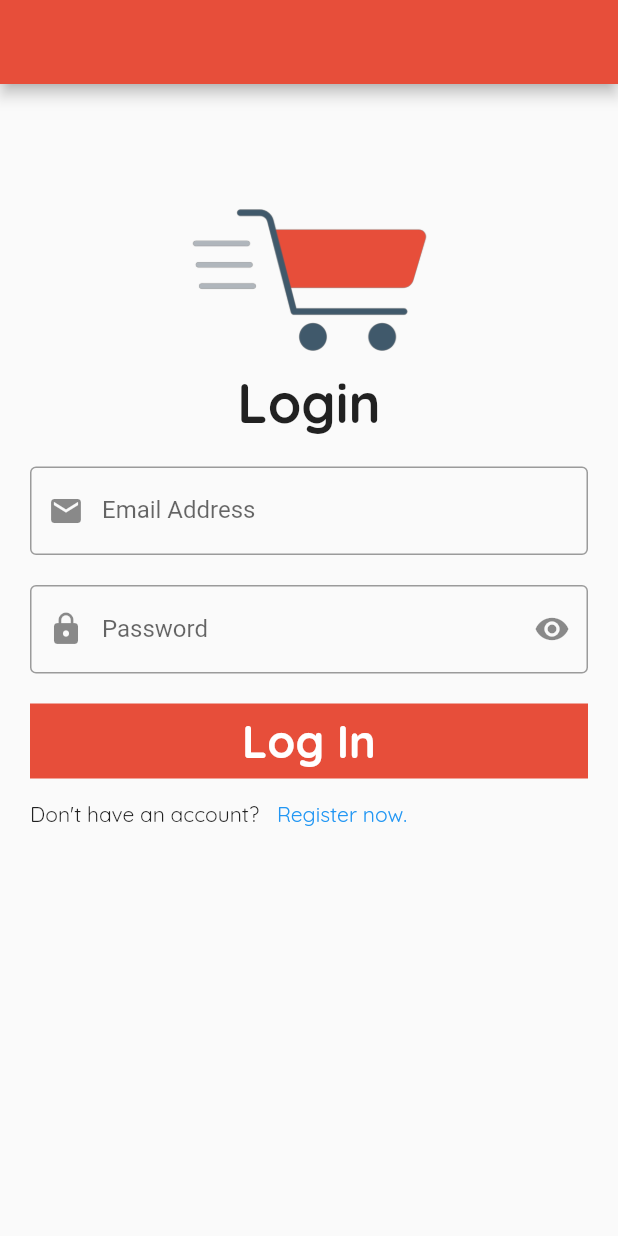
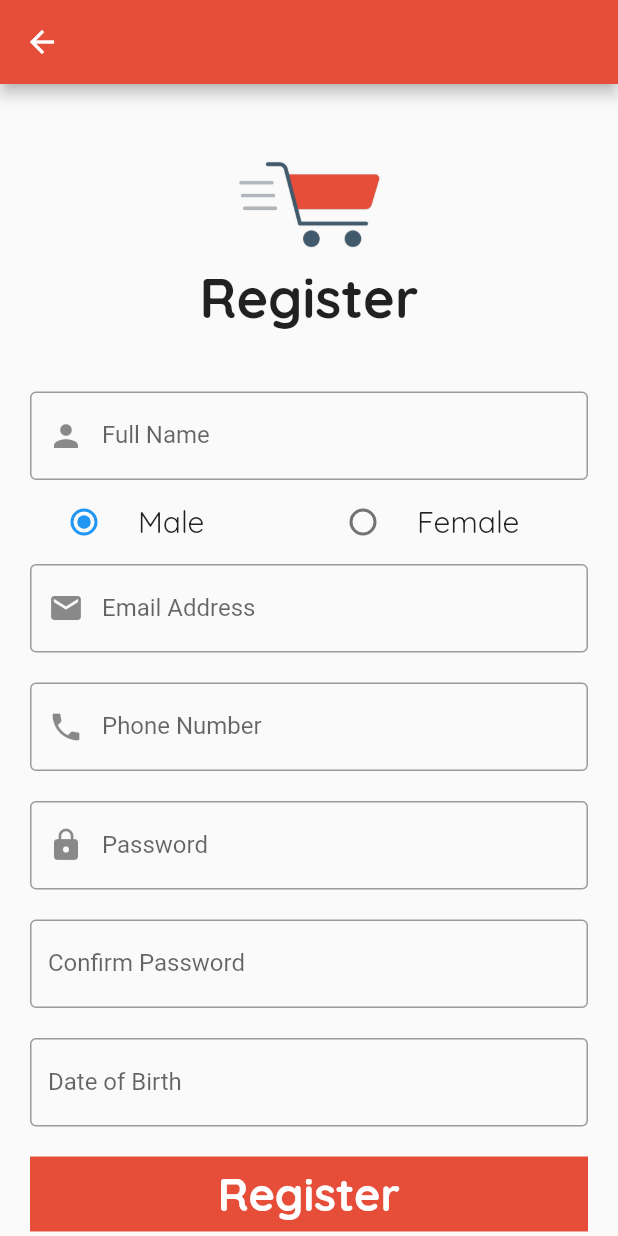
Before and after one commit to gh49/G-Shop, a Flutter app: the screen it shows after launch, after a tap on "Register now.", on a phone screen of 412 x 824 dp. Run offline on Flutter 3.47's test engine with Material 2 defaults, Android fonts, the phone set to English and light mode, and no system bars; our stand-ins replace bloc, cloud_firestore, firebase_auth, firebase_core, flutter_bloc; accounts and stored records are empty.

Commit message:
added register and login

```diff
--- a/lib/main.dart
+++ b/lib/main.dart
@@ -1,22 +1,28 @@
 import 'package:bloc/bloc.dart';
 import 'package:ecommerce_app/firebase_options.dart';
+import 'package:ecommerce_app/layouts/shopping_layout.dart';
+import 'package:ecommerce_app/modules/login/login_screen.dart';
+import 'package:ecommerce_app/modules/register/register_screen.dart';
 import 'package:ecommerce_app/modules/splash/splash_screen.dart';
+import 'package:firebase_auth/firebase_auth.dart';
 import 'package:firebase_core/firebase_core.dart';
 import 'package:flutter/material.dart';
 
 import 'bloc_observer.dart';
 
-void main() async {
+Future<void> main() async {
   WidgetsFlutterBinding.ensureInitialized();
 
   await Firebase.initializeApp(
     options: DefaultFirebaseOptions.currentPlatform,
   );
+
   Bloc.observer = MyBlocObserver();
   runApp(const MyApp());
 }
 
 class MyApp extends StatelessWidget {
+
   const MyApp({super.key});
 
   @override
--- /dev/null
+++ b/lib/models/user_data.dart
@@ -0,0 +1,31 @@
+class UserData {
+  String? name;
+  String? gender;
+  String? phoneNumber;
+  String? dateOfBirth;
+
+  UserData({
+    required this.name,
+    required this.gender,
+    required this.phoneNumber,
+    required this.dateOfBirth,
+  });
+
+  UserData.fromJson(Map<String, dynamic> json)
+      : name = json['name'],
+        gender = json['gender'],
+        phoneNumber = json['phoneNumber'],
+        dateOfBirth = json['dateOfBirth'];
+
+  Map<String, dynamic> toJson() => {
+    'name': name,
+    'gender': gender,
+    'phoneNumber': phoneNumber,
+    'dateOfBirth': dateOfBirth,
+  };
+
+  @override
+  String toString() {
+    return "name: $name, phone number: $phoneNumber";
+  }
+}
--- a/lib/modules/login/cubit.dart
+++ b/lib/modules/login/cubit.dart
@@ -1,5 +1,6 @@
 import 'package:ecommerce_app/modules/login/states.dart';
 import 'package:firebase_auth/firebase_auth.dart';
+import 'package:flutter/material.dart';
 import 'package:flutter_bloc/flutter_bloc.dart';
 
 class LoginCubit extends Cubit<LoginStates> {
@@ -8,7 +9,7 @@ class LoginCubit extends Cubit<LoginStates> {
 
   bool isInitState = true;
 
-  void init() {
+  Future<void> init() async {
     if(!isInitState) {
       return;
     }
@@ -16,14 +17,29 @@ class LoginCubit extends Cubit<LoginStates> {
       isInitState = false;
     }
 
-    simulateServiceCall(3);
+    await simulateServiceCall(1);
+    emit(LoginInitialState());
   }
 
-  void simulateServiceCall(int seconds) {
-    Future.delayed(Duration(seconds: seconds)).
+  Future<void> simulateServiceCall(int seconds) async {
+    await Future.delayed(Duration(seconds: seconds)).
     then((value) {
       print("Service Call Completed");
     });
+  }
+
+  bool showPassword = false;
+  Icon passwordSuffixIcon = const Icon(Icons.visibility);
+
+  void togglePasswordVisibility() {
+    showPassword = !showPassword;
+    if(showPassword) {
+      passwordSuffixIcon = const Icon(Icons.visibility_off);
+    }
+    else {
+      passwordSuffixIcon = const Icon(Icons.visibility);
+    }
+    emit(LoginTogglePasswordVisibility());
   }
 
   void emailLogin(String email, String password) {
--- a/lib/modules/login/login_screen.dart
+++ b/lib/modules/login/login_screen.dart
@@ -1,5 +1,7 @@
+import 'package:ecommerce_app/layouts/shopping_layout.dart';
 import 'package:ecommerce_app/modules/login/cubit.dart';
 import 'package:ecommerce_app/modules/login/states.dart';
+import 'package:ecommerce_app/modules/register/register_screen.dart';
 import 'package:ecommerce_app/shared/components.dart';
 import 'package:ecommerce_app/shared/constants.dart';
 import 'package:ecommerce_app/shared/themes.dart';
@@ -7,7 +9,9 @@ import 'package:flutter/material.dart';
 import 'package:flutter_bloc/flutter_bloc.dart';
 
 class LoginScreen extends StatelessWidget {
-  LoginScreen({super.key});
+  SnackBar? snackBar;
+
+  LoginScreen({super.key, this.snackBar});
 
   var formKey = GlobalKey<FormState>();
   TextEditingController emailController = TextEditingController();
@@ -19,13 +23,23 @@ class LoginScreen extends StatelessWidget {
       create: (context) => LoginCubit(),
       child: BlocConsumer<LoginCubit, LoginStates>(
         listener: (context, state) {
+          if(state is LoginInitialState) {
+            if(snackBar != null) {
+              ScaffoldMessenger.of(context).showSnackBar(snackBar!);
+              snackBar = null;
+            }
+          }
           if(state is LoginErrorState) {
+            showToast(context, "Error: Email and/or password is incorrect", ToastType.error);
             print(state.error);
+          }
+          if(state is LoginSuccessState) {
+            navigateAndFinish(context, ShoppingLayout());
           }
         },
         builder: (context, state) {
           var cubit = LoginCubit.get(context);
-
+          cubit.init();
           return Scaffold(
             appBar: AppBar(
               backgroundColor: myOrange,
@@ -92,13 +106,12 @@ class LoginScreen extends StatelessWidget {
                       MyTFF(
                         controller: passwordController,
                         labelText: "Password",
-                        obscureText: true,
+                        obscureText: !cubit.showPassword,
                         prefixIcon: Icon(Icons.lock),
                         suffixIcon: IconButton(
-                          icon: Icon(Icons.visibility),
+                          icon: cubit.passwordSuffixIcon,
                           onPressed: () {
-                            //show text and change eye icon
-                            //to visibility_off
+                            cubit.togglePasswordVisibility();
                           },
                         ),
                         keyboardType: TextInputType.visiblePassword,
@@ -112,7 +125,8 @@ class LoginScreen extends StatelessWidget {
                       SizedBox(
                         height: 20.0,
                       ),
-                      MyButton(
+                      if(state is! LoginLoadingState)
+                        MyButton(
                         text: "Log In",
                         fontWeight: FontWeight.bold,
                         onPressed: () {
@@ -121,6 +135,8 @@ class LoginScreen extends StatelessWidget {
                           }
                         },
                       ),
+                      if(state is LoginLoadingState)
+                        const Center(child: CircularProgressIndicator()),
                       Row(
                         children: [
                           Text(
@@ -133,7 +149,7 @@ class LoginScreen extends StatelessWidget {
                               style: SmallText(context, color: Colors.blue),
                             ),
                             onPressed: () {
-
+                              navigateTo(context, RegisterScreen());
                             },
                           ),
                         ],
--- a/lib/modules/login/states.dart
+++ b/lib/modules/login/states.dart
@@ -11,3 +11,5 @@ class LoginErrorState extends LoginStates {
 
   LoginErrorState(this.error);
 }
+
+class LoginTogglePasswordVisibility extends LoginStates {}
--- /dev/null
+++ b/lib/modules/register/register_screen.dart
@@ -0,0 +1,269 @@
+import 'package:ecommerce_app/modules/login/cubit.dart';
+import 'package:ecommerce_app/modules/login/login_screen.dart';
+import 'package:ecommerce_app/modules/register/cubit.dart';
+import 'package:ecommerce_app/modules/register/states.dart';
+import 'package:ecommerce_app/shared/components.dart';
+import 'package:ecommerce_app/shared/constants.dart';
+import 'package:ecommerce_app/shared/themes.dart';
+import 'package:flutter/material.dart';
+import 'package:flutter_bloc/flutter_bloc.dart';
+
+class RegisterScreen extends StatelessWidget {
+  RegisterScreen({super.key});
+
+  var formKey = GlobalKey<FormState>();
+  TextEditingController nameController = TextEditingController();
+  TextEditingController emailController = TextEditingController();
+  TextEditingController phoneController = TextEditingController();
+  TextEditingController passwordController = TextEditingController();
+  TextEditingController passwordConfirmController = TextEditingController();
+  TextEditingController dobController = TextEditingController();
+
+  @override
+  Widget build(BuildContext context) {
+    return BlocProvider(
+      create: (context) => RegisterCubit(),
+      child: BlocConsumer<RegisterCubit, RegisterStates>(
+        listener: (context, state) {
+          if(state is RegisterErrorState) {
+            String stateError = state.error.toString();
+            String error = "Error: ";
+            for(int i=0; i<stateError.length; i++) {
+              if(stateError[i] == ']' && stateError.length > i + 1) {
+                error = "Error: ${stateError.substring(i+1)}";
+              }
+            }
+
+            showToast(context, error, ToastType.error);
+          }
+          if(state is RegisterSuccessState) {
+            navigateAndFinish(context, LoginScreen(snackBar: const SnackBar(content: Text("Account created successfully"), backgroundColor: Colors.green, ),));
+          }
+        },
+        builder: (context, state) {
+          var cubit = RegisterCubit.get(context);
+
+          return Scaffold(
+            appBar: AppBar(
+              backgroundColor: myOrange,
+            ),
+            body: SingleChildScrollView(
+              child: Padding(
+                padding: const EdgeInsets.all(20.0),
+                child: Form(
+                  key: formKey,
+                  child: Column(
+                    mainAxisAlignment: MainAxisAlignment.start,
+                    crossAxisAlignment: CrossAxisAlignment.start,
+                    children: [
+                      SizedBox(
+                        height: 30.0,
+                      ),
+                      Row(
+                        mainAxisSize: MainAxisSize.max,
+                        mainAxisAlignment: MainAxisAlignment.center,
+                        children: [
+                          Column(
+                            mainAxisSize: MainAxisSize.min,
+                            children: [
+                              Container(
+                                height: 60.0,
+                                child: Image(
+                                  image: AssetImage("assets/shopping_cart.png"),
+                                ),
+                              ),
+                              SizedBox(
+                                height: 10.0,
+                              ),
+                              Text(
+                                "Register",
+                                style: TextStyle(
+                                  fontSize: 36.0,
+                                  fontFamily: "QuickSand",
+                                  fontWeight: FontWeight.bold,
+                                ),
+                              ),
+                              SizedBox(
+                                height: 40.0,
+                              ),
+                            ],
+                          ),
+                        ],
+                      ),
+                      MyTFF(
+                          controller: nameController,
+                          labelText: "Full Name",
+                          prefixIcon: Icon(Icons.person),
+                          keyboardType: TextInputType.emailAddress,
+                          validator: (String? value) {
+                            if(value == null || value.length < 5) {
+                              return "Please enter a valid name";
+                            }
+                            return null;
+                          }
+                      ),
+                      Row(
+                        mainAxisSize: MainAxisSize.min,
+                        children: [
+                          Expanded(
+                            child: RadioListTile(
+                              title: Text(
+                                  "Male",
+                                style: TextStyle(
+                                  fontFamily: "QuickSand",
+                                  fontSize: 20.0
+                                ),
+                              ),
+                              value: "male",
+                              groupValue: cubit.gender,
+                              onChanged: (value){
+                                cubit.toggleGender("male");
+                                print(cubit.gender);
+                              },
+                            ),
+                          ),
+                          Expanded(
+                            child: RadioListTile(
+                              title: Text(
+                                "Female",
+                                style: TextStyle(
+                                    fontFamily: "QuickSand",
+                                    fontSize: 20.0
+                                ),
+                              ),
+                              value: "female",
+                              groupValue: cubit.gender,
+                              onChanged: (value){
+                                cubit.toggleGender("female");
+                                print(cubit.gender);
+                              },
+                            ),
+                          ),
+                        ],
+                      ),
+                      MyTFF(
+                        controller: emailController,
+                        labelText: "Email Address",
+                        hintText: "someone@example.com",
+                        prefixIcon: Icon(Icons.email),
+                        keyboardType: TextInputType.emailAddress,
+                        validator: (String? value) {
+                          if(value == null || value.isEmpty) {
+                            return "Please enter a valid email address";
+                          }
+                          return null;
+                        }
+                      ),
+                      SizedBox(
+                        height: 20.0,
+                      ),
+                      MyTFF(
+                          controller: phoneController,
+                          labelText: "Phone Number",
+                          hintText: "+962 7X XXX XXXX",
+                          prefixIcon: Icon(Icons.phone),
+                          keyboardType: TextInputType.phone,
+                          validator: (String? value) {
+                            if(value == null || value.isEmpty) {
+                              return "Please enter a valid phone number";
+                            }
+                            return null;
+                          }
+                      ),
+                      SizedBox(
+                        height: 20.0,
+                      ),
+                      MyTFF(
+                        controller: passwordController,
+                        labelText: "Password",
+                        obscureText: true,
+                        prefixIcon: Icon(Icons.lock),
+                        keyboardType: TextInputType.visiblePassword,
+                        validator: (String? value) {
+                          if(value == null || value.length < 6) {
+                            return "Please enter a valid password";
+                          }
+                          return null;
+                        },
+                      ),
+                      SizedBox(
+                        height: 20.0,
+                      ),
+                      MyTFF(
+                        controller: passwordConfirmController,
+                        labelText: "Confirm Password",
+                        obscureText: true,
+                        keyboardType: TextInputType.visiblePassword,
+                        validator: (String? value) {
+                          String password = passwordController.text;
+                          if(password.length < 6) {
+                            return null;
+                          }
+                          if(value == null || value != password) {
+                            return "Passwords mismatch";
+                          }
+                          return null;
+                        },
+                      ),
+                      SizedBox(
+                        height: 20.0,
+                      ),
+                      MyTFF(
+                        controller: dobController,
+                        labelText: "Date of Birth",
+                        keyboardType: TextInputType.none,
+                        readOnly: true,
+                        validator: (String? value) {
+                          if(value == null || value.length < 4) {
+                            return "Please enter you date of birth.";
+                          }
+                          else {
+                            return null;
+                          }
+                        },
+                        onTapped: () {
+                          showDatePicker(context: context, initialDate: DateTime.now(), firstDate: DateTime(1910), lastDate: DateTime.now()).
+                          then((value) {
+                            if(value == null) {
+                              return;
+                            }
+                            dobController.text = "${value.year}-${value.month}-${value.day}";
+                          });
+                        }
+                      ),
+                      SizedBox(
+                        height: 20.0,
+                      ),
+                      if(state is! RegisterLoadingState)
+                        MyButton(
+                        text: "Register",
+                        fontWeight: FontWeight.bold,
+                        onPressed: () {
+                          if(formKey.currentState!.validate()) {
+                            cubit.register(
+                              nameController.text,
+                              cubit.gender,
+                              emailController.text,
+                              phoneController.text,
+                              passwordController.text,
+                              dobController.text,
+                            );
+                          }
+                          else {
+                            cubit.emitInvalidInput();
+                          }
+                        },
+                      ),
+                      if(state is RegisterLoadingState)
+                        const Center(child: CircularProgressIndicator(),),
+                    ],
+                  ),
+                ),
+              ),
+            ),
+          );
+        },
+      ),
+    );
+  }
+}
--- /dev/null
+++ b/lib/modules/register/states.dart
@@ -0,0 +1,19 @@
+abstract class RegisterStates {}
+
+class RegisterInitialState extends RegisterStates {}
+
+class RegisterLoadingState extends RegisterStates {}
+
+class RegisterSuccessState extends RegisterStates {}
+
+class RegisterErrorState extends RegisterStates {
+  final String error;
+
+  RegisterErrorState(this.error);
+}
+
+class RegisterToggleGenderState extends RegisterStates {}
+
+class RegisterTogglePasswordVisibility extends RegisterStates {}
+
+class RegisterInvalidInputState extends RegisterStates {}
--- a/lib/modules/splash/cubit.dart
+++ b/lib/modules/splash/cubit.dart
@@ -1,6 +1,8 @@
 import 'dart:io';
 
 import 'package:ecommerce_app/modules/splash/states.dart';
+import 'package:firebase_auth/firebase_auth.dart';
+import 'package:firebase_core/firebase_core.dart';
 import 'package:flutter_bloc/flutter_bloc.dart';
 
 class SplashCubit extends Cubit<SplashStates> {
@@ -9,7 +11,7 @@ class SplashCubit extends Cubit<SplashStates> {
 
   bool isInitState = true;
 
-  void init() {
+  Future<void> init() async {
     if(!isInitState) {
       return;
     }
@@ -17,14 +19,28 @@ class SplashCubit extends Cubit<SplashStates> {
       isInitState = false;
     }
 
-    simulateServiceCall(3);
+    await Future.delayed(const Duration(seconds: 1));
+
+    if(FirebaseAuth.instance.currentUser == null) {
+      emit(SplashNotLoggedInState());
+      return;
+    }
+
+    FirebaseAuth.instance.signOut();
+
+    FirebaseAuth.instance.currentUser!.getIdToken().then((value) {
+      emit(SplashLoggedInState());
+    }).catchError((error) {
+      FirebaseAuth.instance.signOut();
+      emit(SplashNotLoggedInState());
+    });
+
   }
 
   void simulateServiceCall(int seconds) {
     Future.delayed(Duration(seconds: seconds)).
     then((value) {
       print("Service Call Completed");
-      emit(SplashLoggedInState());
     });
   }
 }
--- a/lib/modules/splash/splash_screen.dart
+++ b/lib/modules/splash/splash_screen.dart
@@ -1,3 +1,4 @@
+import 'package:ecommerce_app/layouts/shopping_layout.dart';
 import 'package:ecommerce_app/modules/login/login_screen.dart';
 import 'package:ecommerce_app/modules/splash/cubit.dart';
 import 'package:ecommerce_app/modules/splash/states.dart';
@@ -15,7 +16,11 @@ class SplashScreen extends StatelessWidget {
       create: (BuildContext context) => SplashCubit(),
       child: BlocConsumer<SplashCubit, SplashStates>(
         listener: (context, state) {
+          print("Hello there");
           if(state is SplashLoggedInState) {
+            navigateAndFinish(context, ShoppingLayout());
+          }
+          if(state is SplashNotLoggedInState) {
             navigateAndFinish(context, LoginScreen());
           }
         },
--- a/lib/shared/components.dart
+++ b/lib/shared/components.dart
@@ -33,6 +33,8 @@ Widget MyTFF({
   String? Function(String?)? validator,
   void Function(String)? onFieldSubmitted,
   void Function(String)? onChanged,
+  void Function()? onTapped,
+  bool readOnly = false,
 }) => TextFormField(
   controller: controller,
   validator: validator,
@@ -40,6 +42,8 @@ Widget MyTFF({
   onChanged: onChanged,
   keyboardType: keyboardType,
   obscureText: obscureText,
+  onTap: onTapped,
+  readOnly: readOnly,
   decoration: InputDecoration(
     labelText: labelText,
     hintText: hintText,
@@ -74,3 +78,35 @@ Widget MyButton({
     ),
   ),
 );
+
+void simulateServiceCall(int seconds) {
+  Future.delayed(Duration(seconds: seconds)).
+  then((value) {
+    print("Service Call Completed");
+  });
+}
+
+enum ToastType {
+  success,
+  error,
+  message,
+}
+
+void showToast(BuildContext context, String text, ToastType toastType) {
+  late Color toastColor;
+  switch (toastType) {
+    case ToastType.success:
+      toastColor = Colors.green;
+      break;
+    case ToastType.error:
+      toastColor = Colors.red;
+      break;
+    case ToastType.message:
+      toastColor = Colors.yellow;
+      break;
+    default:
+      toastColor = Colors.yellow;
+  }
+  var snackBar = SnackBar(content: Text(text), backgroundColor: toastColor, );
+  ScaffoldMessenger.of(context).showSnackBar(snackBar);
+}
--- a/pubspec.yaml
+++ b/pubspec.yaml
@@ -39,6 +39,7 @@ dependencies:
   flutter_bloc: ^8.1.3
   firebase_core: ^2.15.0
   firebase_auth: ^4.7.2
+  cloud_firestore: ^4.8.4
 
 dev_dependencies:
   flutter_test:
```
Also changed, not shown: lib/modules/register/cubit.dart (added, +74 -0 lines), lib/layouts/cubit.dart (added), lib/layouts/shopping_layout.dart (renamed from lib/layouts/shopping.dart), lib/layouts/states.dart (added), pubspec.lock, 1 other file.
